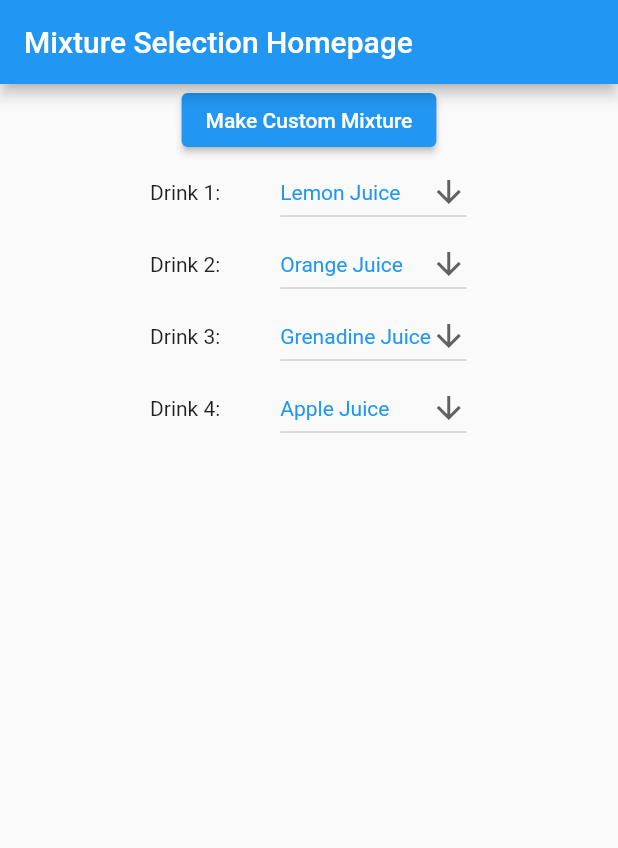
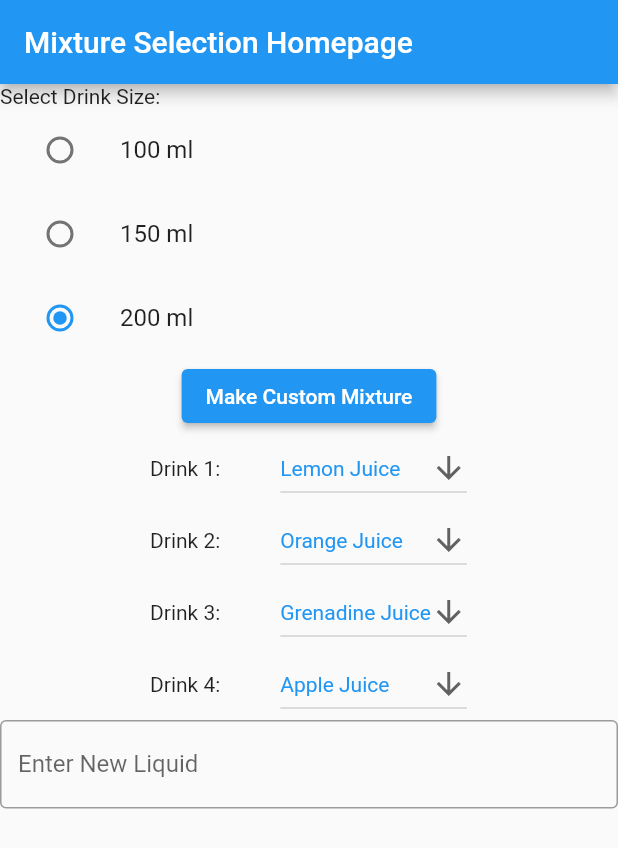
Before and after one commit to alikaratas17/Liquid-Mixing-Robot-Project, a Flutter app: the screen it shows after launch, on a phone screen of 412 x 824 dp. Shown: the top 848 px of the screen. Run offline on Flutter 3.47's test engine with Material 2 defaults, Android fonts, the phone set to English and light mode, and no system bars; missing offline and left inert: dart:ffi.

Commit message:
Added functionalities to app

```diff
--- a/App/mixture_selector/lib/homepage.dart
+++ b/App/mixture_selector/lib/homepage.dart
@@ -3,6 +3,7 @@ import 'package:mixture_selector/drink_widget.dart';
 
 import 'order_drink.dart';
 import 'liquid_dropdown.dart';
+import 'ml_button.dart';
 
 class MyApplication extends StatelessWidget {
   Widget build(BuildContext context) {
@@ -11,36 +12,61 @@ class MyApplication extends StatelessWidget {
 }
 
 class MyHomePage extends StatelessWidget {
-  List<String> list = [
-    "Lemon Juice",
-    "Orange Juice",
-    "Grenadine Juice",
-    "Apple Juice"
-  ];
+  late List<String> list;
+  late List<LiquidDropdownMenu> menus;
+  late TextEditingController controller;
+  double ml_amount = 200.0;
+  var ml_button;
+  MyHomePage() {
+    list = ["Lemon Juice", "Orange Juice", "Grenadine Juice", "Apple Juice"];
+    menus = [
+      LiquidDropdownMenu(list, 0),
+      LiquidDropdownMenu(list, 1),
+      LiquidDropdownMenu(list, 2),
+      LiquidDropdownMenu(list, 3)
+    ];
+    controller = TextEditingController();
+    ml_button = Ml_Button();
+  }
   @override
   Widget build(BuildContext context) {
     return Scaffold(
         appBar: AppBar(title: Text('Mixture Selection Homepage')),
         body: Column(
           children: [
+            Container(alignment: Alignment.bottomLeft,child:Text("Select Drink Size:"),),
+            Container(alignment: Alignment.center,child:ml_button),
             Container(
               alignment: Alignment.center,
               child: ElevatedButton(
                   onPressed: () {
                     Navigator.of(context).push(MaterialPageRoute(
-                        builder: (context) => MyOrderScreen()));
+                        builder: (context) => MyOrderScreen(menus.map((x) {
+                              return x.my_state.dropdownValue;
+                            }).toList(),ml_button.my_state.current_value * 1.0)));
                   },
                   child: const Text('Make Custom Mixture')),
             ),
             Container(
               alignment: Alignment.center,
-              child: Column(children: [
-                LiquidDropdownMenu(list, 0),
-                LiquidDropdownMenu(list, 1),
-                LiquidDropdownMenu(list, 2),
-                LiquidDropdownMenu(list, 3),
-              ]),
-            )
+              child: Column(children: menus),
+            ),
+
+            Container(
+                alignment: Alignment.center,
+                child: TextField(
+                  controller: controller,
+                  onSubmitted: (String value) {
+                    list.add(value);
+                    for (int i = 0; i < 4; i++) menus[i].my_state.setList(list);
+                    controller.clear();
+                  },
+                  decoration: InputDecoration(
+                    border: OutlineInputBorder(),
+                    labelText: "Enter New Liquid",
+                  ),
+                  textAlign: TextAlign.center,
+                )),
           ],
         ));
   }
--- a/App/mixture_selector/lib/liquid_dropdown.dart
+++ b/App/mixture_selector/lib/liquid_dropdown.dart
@@ -57,4 +57,9 @@ class _LiquidDropdownMenuState extends State<LiquidDropdownMenu> {
       alignment: Alignment.center,
     );
   }
+  void setList(list){
+    setState(() {
+    this.list = list;
+    });
+  }
 }
--- /dev/null
+++ b/App/mixture_selector/lib/ml_button.dart
@@ -0,0 +1,53 @@
+import 'package:flutter/material.dart';
+
+class Ml_Button extends StatefulWidget {
+  late _Ml_ButtonState my_state;
+  Ml_Button() {
+    my_state = _Ml_ButtonState();
+  }
+
+  @override
+  State<StatefulWidget> createState() {
+    return my_state;
+  }
+}
+
+class _Ml_ButtonState extends State<Ml_Button> {
+  int? current_value = 200;
+
+  @override
+  Widget build(BuildContext context) {
+    return Column(children: <Widget>[
+      ListTile(
+          title: const Text("100 ml"),
+          leading: Radio<int>(
+              value: 100,
+              groupValue: current_value,
+              onChanged: (value2) {
+                setState(() {
+                  current_value = value2;
+                });
+              })),
+      ListTile(
+          title: const Text("150 ml"),
+          leading: Radio<int>(
+              value: 150,
+              groupValue: current_value,
+              onChanged: (value2) {
+                setState(() {
+                  current_value = value2;
+                });
+              })),
+      ListTile(
+          title: const Text("200 ml"),
+          leading: Radio<int>(
+              value: 200,
+              groupValue: current_value,
+              onChanged: (value2) {
+                setState(() {
+                  current_value = value2;
+                });
+              }))
+    ]);
+  }
+}
```
Also changed, not shown: App/mixture_selector/lib/drink_widget.dart (+6 -1 lines), App/mixture_selector/lib/order_drink.dart (+36 -18 lines).
